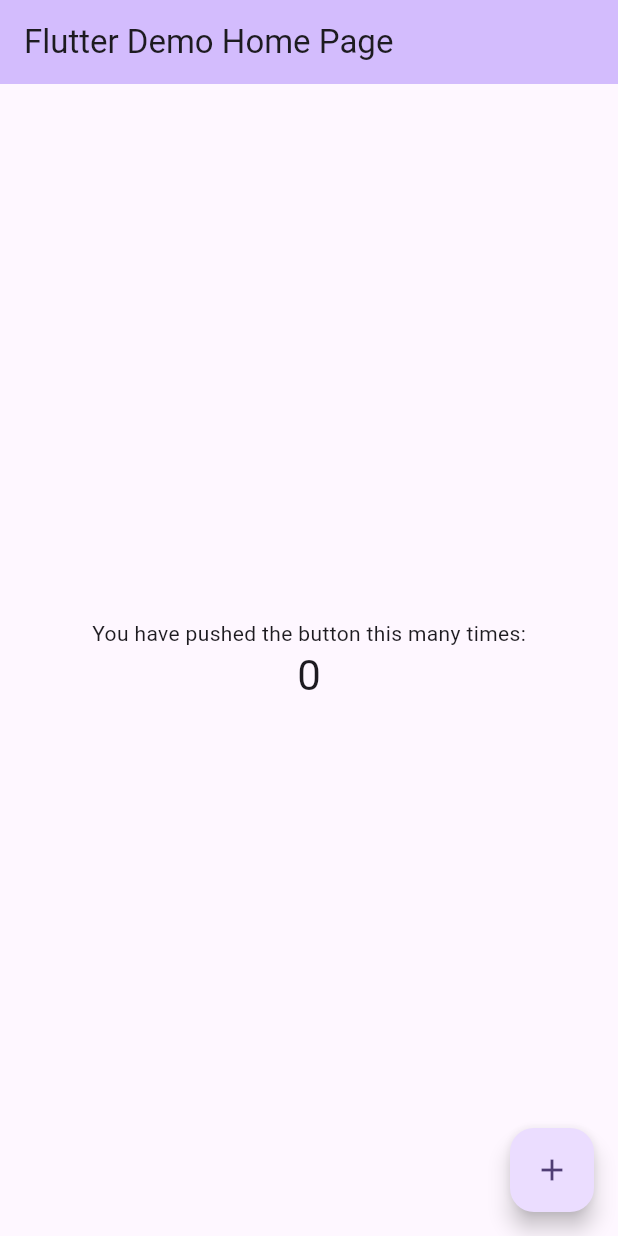
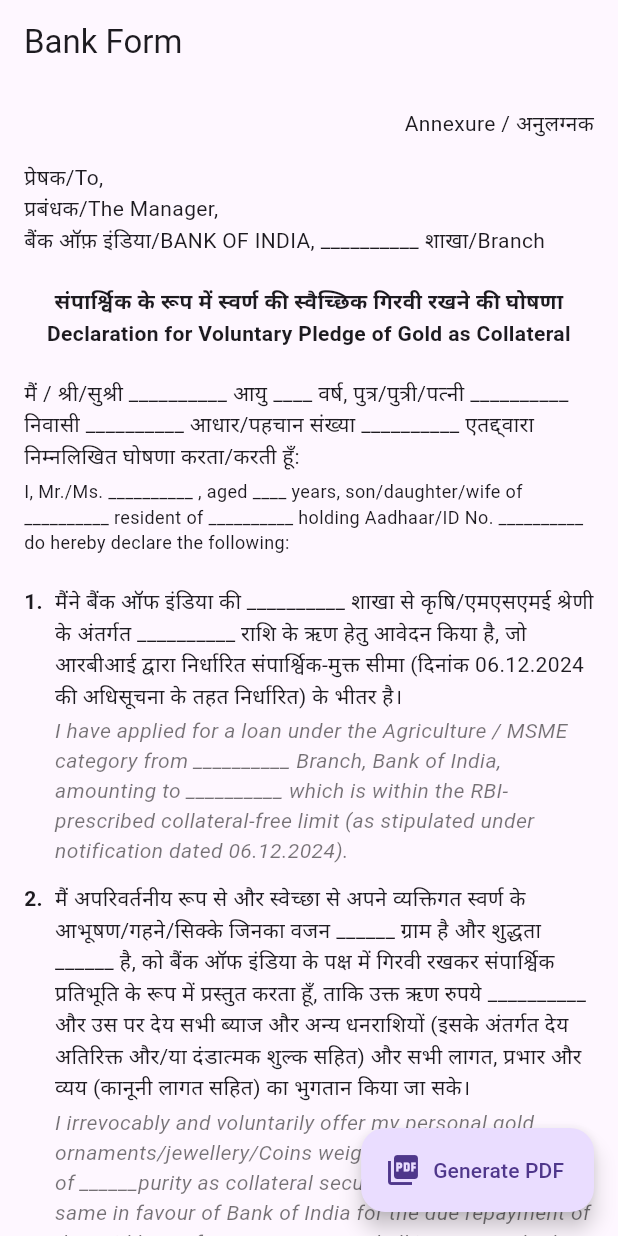
Before and after one commit to NandhaprabhuR/GL_TEXT, a Flutter app: the screen it shows after launch, on a phone screen of 412 x 824 dp. Run offline on Flutter 3.47's test engine with Material 3 defaults, Android fonts, the phone set to English and light mode, and no system bars; our stand-ins replace open_filex, pdf.

Commit message:
a form with group of hindi and english text

```diff
--- a/lib/main.dart
+++ b/lib/main.dart
@@ -1,4 +1,5 @@
 import 'package:flutter/material.dart';
+import 'package:gl_text/screens/home_page.dart'; // Make sure this path matches your project name
 
 void main() {
   runApp(const MyApp());
@@ -7,116 +8,16 @@
 class MyApp extends StatelessWidget {
   const MyApp({super.key});
 
-  // This widget is the root of your application.
   @override
   Widget build(BuildContext context) {
     return MaterialApp(
-      title: 'Flutter Demo',
+      debugShowCheckedModeBanner: false,
+      title: 'PDF Generator',
       theme: ThemeData(
-        // This is the theme of your application.
-        //
-        // TRY THIS: Try running your application with "flutter run". You'll see
-        // the application has a purple toolbar. Then, without quitting the app,
-        // try changing the seedColor in the colorScheme below to Colors.green
-        // and then invoke "hot reload" (save your changes or press the "hot
-        // reload" button in a Flutter-supported IDE, or press "r" if you used
-        // the command line to start the app).
-        //
-        // Notice that the counter didn't reset back to zero; the application
-        // state is not lost during the reload. To reset the state, use hot
-        // restart instead.
-        //
-        // This works for code too, not just values: Most code changes can be
-        // tested with just a hot reload.
-        colorScheme: ColorScheme.fromSeed(seedColor: Colors.deepPurple),
+        primarySwatch: Colors.indigo,
+        visualDensity: VisualDensity.adaptivePlatformDensity,
       ),
-      home: const MyHomePage(title: 'Flutter Demo Home Page'),
+      home: const HomePage(),
     );
   }
 }
-
-class MyHomePage extends StatefulWidget {
-  const MyHomePage({super.key, required this.title});
-
-  // This widget is the home page of your application. It is stateful, meaning
-  // that it has a State object (defined below) that contains fields that affect
-  // how it looks.
-
-  // This class is the configuration for the state. It holds the values (in this
-  // case the title) provided by the parent (in this case the App widget) and
-  // used by the build method of the State. Fields in a Widget subclass are
-  // always marked "final".
-
-  final String title;
-
-  @override
-  State<MyHomePage> createState() => _MyHomePageState();
-}
-
-class _MyHomePageState extends State<MyHomePage> {
-  int _counter = 0;
-
-  void _incrementCounter() {
-    setState(() {
-      // This call to setState tells the Flutter framework that something has
-      // changed in this State, which causes it to rerun the build method below
-      // so that the display can reflect the updated values. If we changed
-      // _counter without calling setState(), then the build method would not be
-      // called again, and so nothing would appear to happen.
-      _counter++;
-    });
-  }
-
-  @override
-  Widget build(BuildContext context) {
-    // This method is rerun every time setState is called, for instance as done
-    // by the _incrementCounter method above.
-    //
-    // The Flutter framework has been optimized to make rerunning build methods
-    // fast, so that you can just rebuild anything that needs updating rather
-    // than having to individually change instances of widgets.
-    return Scaffold(
-      appBar: AppBar(
-        // TRY THIS: Try changing the color here to a specific color (to
-        // Colors.amber, perhaps?) and trigger a hot reload to see the AppBar
-        // change color while the other colors stay the same.
-        backgroundColor: Theme.of(context).colorScheme.inversePrimary,
-        // Here we take the value from the MyHomePage object that was created by
-        // the App.build method, and use it to set our appbar title.
-        title: Text(widget.title),
-      ),
-      body: Center(
-        // Center is a layout widget. It takes a single child and positions it
-        // in the middle of the parent.
-        child: Column(
-          // Column is also a layout widget. It takes a list of children and
-          // arranges them vertically. By default, it sizes itself to fit its
-          // children horizontally, and tries to be as tall as its parent.
-          //
-          // Column has various properties to control how it sizes itself and
-          // how it positions its children. Here we use mainAxisAlignment to
-          // center the children vertically; the main axis here is the vertical
-          // axis because Columns are vertical (the cross axis would be
-          // horizontal).
-          //
-          // TRY THIS: Invoke "debug painting" (choose the "Toggle Debug Paint"
-          // action in the IDE, or press "p" in the console), to see the
-          // wireframe for each widget.
-          mainAxisAlignment: MainAxisAlignment.center,
-          children: <Widget>[
-            const Text('You have pushed the button this many times:'),
-            Text(
-              '$_counter',
-              style: Theme.of(context).textTheme.headlineMedium,
-            ),
-          ],
-        ),
-      ),
-      floatingActionButton: FloatingActionButton(
-        onPressed: _incrementCounter,
-        tooltip: 'Increment',
-        child: const Icon(Icons.add),
-      ), // This trailing comma makes auto-formatting nicer for build methods.
-    );
-  }
-}
--- /dev/null
+++ b/lib/screens/form_content_widget.dart
@@ -0,0 +1,126 @@
+// lib/form_content_widget.dart
+import 'package:flutter/material.dart';
+
+class FormContentWidget extends StatelessWidget {
+  const FormContentWidget({super.key});
+
+  @override
+  Widget build(BuildContext context) {
+    const double p = 12;
+    const double indent = 16;
+
+    // Helper for underlined blank spaces
+    Widget blankSpace(double width) {
+      return Container(
+        width: width,
+        decoration: const BoxDecoration(
+          border: Border(bottom: BorderSide(color: Colors.black)),
+        ),
+      );
+    }
+
+    return Padding(
+      padding: const EdgeInsets.all(16.0),
+      child: Column(
+        crossAxisAlignment: CrossAxisAlignment.start,
+        children: [
+          const Align(
+            alignment: Alignment.centerRight,
+            child: Text('Annexure / अनुलग्नक'),
+          ),
+          const SizedBox(height: 15),
+          const Text('प्रेषक/To,\nप्रबंधक/The Manager,\nबैंक ऑफ़ इंडिया/BANK OF INDIA, __________ शाखा/Branch'),
+          const SizedBox(height: 20),
+          const Center(
+            child: Column(
+              children: [
+                Text('संपार्श्विक के रूप में स्वर्ण की स्वैच्छिक गिरवी रखने की घोषणा', style: TextStyle(fontWeight: FontWeight.bold), textAlign: TextAlign.center),
+                Text('Declaration for Voluntary Pledge of Gold as Collateral', style: TextStyle(fontWeight: FontWeight.bold), textAlign: TextAlign.center),
+              ],
+            ),
+          ),
+          const SizedBox(height: 20),
+          // --- Full Personal Details Section ---
+          const Text('मैं / श्री/सुश्री __________ आयु ____ वर्ष, पुत्र/पुत्री/पत्नी __________ निवासी __________ आधार/पहचान संख्या __________ एतद्द्वारा निम्नलिखित घोषणा करता/करती हूँ:'),
+          const SizedBox(height: 4),
+          const Text('I, Mr./Ms. __________ , aged ____ years, son/daughter/wife of __________ resident of __________ holding Aadhaar/ID No. __________ do hereby declare the following:', style: TextStyle(fontSize: p)),
+          const SizedBox(height: 15),
+
+          // --- All points with full, unabbreviated text ---
+          _buildPoint('1.',
+              'मैंने बैंक ऑफ इंडिया की __________ शाखा से कृषि/एमएसएमई श्रेणी के अंतर्गत __________ राशि के ऋण हेतु आवेदन किया है, जो आरबीआई द्वारा निर्धारित संपार्श्विक-मुक्त सीमा (दिनांक 06.12.2024 की अधिसूचना के तहत निर्धारित) के भीतर है।',
+              'I have applied for a loan under the Agriculture / MSME category from __________ Branch, Bank of India, amounting to __________ which is within the RBI-prescribed collateral-free limit (as stipulated under notification dated 06.12.2024).'),
+          _buildPoint('2.',
+              'मैं अपरिवर्तनीय रूप से और स्वेच्छा से अपने व्यक्तिगत स्वर्ण के आभूषण/गहने/सिक्के जिनका वजन ______ ग्राम है और शुद्धता ______ है, को बैंक ऑफ इंडिया के पक्ष में गिरवी रखकर संपार्श्विक प्रतिभूति के रूप में प्रस्तुत करता हूँ, ताकि उक्त ऋण रुपये __________ और उस पर देय सभी ब्याज और अन्य धनराशियों (इसके अंतर्गत देय अतिरिक्त और/या दंडात्मक शुल्क सहित) और सभी लागत, प्रभार और व्यय (कानूनी लागत सहित) का भुगतान किया जा सके।',
+              'I irrevocably and voluntarily offer my personal gold ornaments/jewellery/Coins weighing ______ grams and of ______purity as collateral security by pledging the same in favour of Bank of India for the due repayment of the said loan of Rs. __________ and all interest and other monies due and payable thereon (including additional and/or penal charges payable thereunder) and also all costs, charges and expenses (including legal costs).'),
+          _buildPoint('3.',
+              'मैं समझता/समझती हूँ कि आरबीआई के स्पष्टीकरण (परिपत्र संख्या एफआईडीडी.सीओ.एफएसडी.बीसी. संख्या 08/05.05.010/2025-26 दिनांक 11 जुलाई, 2025) के अनुसार, स्वर्ण के आभूषण/गहने/सिक्के की ऐसी स्वैच्छिक गिरवी रखने को दिनांक 06.12.2024 की अधिसूचना के तहत जारी आरबीआई दिशानिर्देशों का उल्लंघन नहीं माना जाएगा।',
+              'I understand that, as per RBIs clarification (Circular No. FIDD. CO. FSD. BC. No. 08/05.05.010 /2025-26 dated July 11, 2025), such voluntary pledge of gold ornaments / jewellery/coins will not be construed as violation of the RBI guidelines issued under notification dated 06.12.2024.'),
+          _buildPoint('4.',
+              'मैं एतद्द्वारा घोषणा और पुष्टि करता/करती हूँ कि:',
+              'I hereby declare and confirm that:'),
+          // Sub-points for question 4
+          _buildSubPoint('➢', 'मैं गिरवी रखे गए स्वर्ण के आभूषणों/गहनों/सिक्कों का वैध स्वामी हूँ एवं उपर्युक्त स्वर्ण पर कोई भार नहीं लगाया गया है एवं कि यह गिरवी मेरे द्वारा स्वेच्छा से, बैंक से किसी भी प्रकार के दबाव, जबरदस्ती या बाध्यता के बिना अपने ऋण को सुरक्षित करने हेतु की गई है...'),
+          _buildSubPoint('➢', 'I am the lawful owner of the gold ornaments/jewellery/Coins being pledged and no charge has been created against the aforesaid gold ornaments/jewellery /coins elsewhere and that the pledge is made by me voluntarily, without any pressure, coercion or compulsion from the bank for securing the due repayment of the aforesaid loan of Rs. __________ ...'),
+
+          _buildPoint('5.',
+              'मुझे ऋण और गिरवी की निबंधन एवं शर्तों की जानकारी है और मैं उनका पालन करने के लिए सहमत हूँ।',
+              'I am aware of the terms and conditions of the loan and the pledge, and I agree to abide by them.'),
+          _buildPoint('6.',
+              'संपार्श्विक के रूप में प्रस्तुत किए गए स्वर्ण के आभूषण/गहने/सिक्कों का विवरण मेरे ऋण आवेदन दिनांक __________ में दिए गए के अनुसार है।',
+              'Details of gold ornaments/jewellery/Coins offered as Collateral are as stated in my loan application dated __________.'),
+          const SizedBox(height: 40),
+          const Align(
+            alignment: Alignment.bottomRight,
+            child: Column(
+              crossAxisAlignment: CrossAxisAlignment.start,
+              children: [
+                Text('उधारकर्ता के हस्ताक्षर/Signature of the Borrower:'),
+                SizedBox(height: 25),
+                Text('नाम/Name:'),
+              ],
+            ),
+          ),
+          const SizedBox(height: 50), // Extra space to prevent button overlap
+        ],
+      ),
+    );
+  }
+
+  /// Helper method to build a main point with Hindi and English text.
+  Widget _buildPoint(String number, String hindiText, String englishText) {
+    return Padding(
+      padding: const EdgeInsets.symmetric(vertical: 6.0),
+      child: Row(
+        crossAxisAlignment: CrossAxisAlignment.start,
+        children: [
+          Text(number, style: const TextStyle(fontWeight: FontWeight.bold)),
+          const SizedBox(width: 8),
+          Expanded(child: Column(
+            crossAxisAlignment: CrossAxisAlignment.start,
+            children: [
+              Text(hindiText),
+              const SizedBox(height: 2),
+              Text(englishText, style: const TextStyle(fontStyle: FontStyle.italic, color: Colors.black54)),
+            ],
+          )),
+        ],
+      ),
+    );
+  }
+
+  /// Helper method for the indented sub-points in question 4.
+  Widget _buildSubPoint(String symbol, String text) {
+    return Padding(
+      padding: const EdgeInsets.only(left: 16.0, top: 4.0, bottom: 4.0),
+      child: Row(
+        crossAxisAlignment: CrossAxisAlignment.start,
+        children: [
+          Text(symbol),
+          const SizedBox(width: 8),
+          Expanded(child: Text(text)),
+        ],
+      ),
+    );
+  }
+}
--- /dev/null
+++ b/lib/screens/home_page.dart
@@ -0,0 +1,26 @@
+import 'package:flutter/material.dart';
+
+import 'package:gl_text/screens/pdf_service.dart';
+
+import 'form_content_widget.dart'; // Make sure this path is correct
+
+class HomePage extends StatelessWidget {
+  const HomePage({super.key});
+
+  @override
+  Widget build(BuildContext context) {
+    return Scaffold(
+      appBar: AppBar(
+        title: const Text('Bank Form'),
+      ),
+      body: const SingleChildScrollView(
+        child: FormContentWidget(),
+      ),
+      floatingActionButton: FloatingActionButton.extended(
+        onPressed: () => PdfFormService.generateAndOpenFile(context),
+        icon: const Icon(Icons.picture_as_pdf),
+        label: const Text("Generate PDF"),
+      ),
+    );
+  }
+}
--- /dev/null
+++ b/lib/screens/pdf_service.dart
@@ -0,0 +1,90 @@
+import 'dart:io';
+import 'package:flutter/material.dart';
+import 'package:flutter/services.dart';
+import 'package:open_filex/open_filex.dart';
+import 'package:path_provider/path_provider.dart';
+import 'package:pdf/pdf.dart';
+import 'package:pdf/widgets.dart' as pw;
+
+class PdfFormService {
+  static get alphabetic => null;
+
+  static Future<void> generateAndOpenFile(BuildContext context) async {
+    showDialog(
+      context: context,
+      barrierDismissible: false,
+      builder: (context) => const Center(child: CircularProgressIndicator()),
+    );
+
+    final pdf = pw.Document();
+    final fontData = await rootBundle.load("assets/fonts/NotoSansDevanagari-Regular.ttf");
+    final ttf = pw.Font.ttf(fontData);
+    final hindiTheme = pw.ThemeData.withFont(base: ttf, bold: ttf);
+
+    pdf.addPage(
+      pw.Page(
+        pageFormat: PdfPageFormat.a4,
+        margin: const pw.EdgeInsets.all(36),
+        build: (pw.Context context) {
+          return pw.Column(
+            crossAxisAlignment: pw.CrossAxisAlignment.start,
+            children: [
+              _buildHeader(ttf),
+              _buildTitle(ttf),
+              _buildPersonalInfo(hindiTheme),
+              _buildPoint('1.', hindiTheme,
+                  ['मैंने बैंक ऑफ इंडिया की ',_buildTextField('branch_name_1', width: 80),' शाखा से कृषि/एमएसएमई श्रेणी के अंतर्गत ',_buildTextField('loan_amount_1', width: 80),' राशि के ऋण हेतु आवेदन किया है, जो आरबीआई द्वारा निर्धारित संपार्श्विक-मुक्त सीमा (दिनांक 06.12.2024 की अधिसूचना के तहत निर्धारित) के भीतर है।'],
+                  ['I have applied for a loan under the Agriculture / MSME category from Branch, Bank of India, amounting to ',_buildTextField('loan_amount_eng_1', width: 80),' which is within the RBI-prescribed collateral-free limit (as stipulated under notification dated 06.12.2024).']
+              ),
+              _buildPoint('2.', hindiTheme,
+                  ['मैं अपरिवर्तनीय रूप से और स्वेच्छा से अपने व्यक्तिगत स्वर्ण के आभूषण/गहने/सिक्के जिनका वजन ',_buildTextField('grams', width: 40),' ग्राम है और शुद्धता ',_buildTextField('purity', width: 40),' है...'],
+                  ['I irrevocably and voluntarily offer my personal gold ornaments/jewellery/Coins weighing ',_buildTextField('grams_eng', width: 40),' grams and of ',_buildTextField('purity_eng', width: 40),' purity...']
+              ),
+              _buildPoint('3.', hindiTheme,
+                  ['मैं समझता/समझती हूँ कि आरबीआई के स्पष्टीकरण (परिपत्र संख्या एफआईडीडी.सीओ.एफएसडी.बीसी. संख्या 08/05.05.010/2025-26 दिनांक 11 जुलाई, 2025) के अनुसार...'],
+                  ['I understand that, as per RBIs clarification (Circular No. FIDD. CO. FSD. BC. No. 08/05.05.010 /2025-26 dated July 11, 2025), such voluntary pledge...']
+              ),
+              _buildPoint('4.', hindiTheme,
+                  ['मैं एतद्द्वारा घोषणा, और पुष्टि करता/करती हूँ कि:'],
+                  ['I hereby declare and confirm that:'],
+                  subPoints: [_buildSubPoint('➢', hindiTheme, 'मैं गिरवी रखे गए स्वर्ण के आभूषणों/गहनों/सिक्कों का वैध स्वामी हूँ एवं उपर्युक्त स्वर्ण पर कोई भार नहीं लगाया गया है...', 'I am the lawful owner of the gold ornaments/jewellery/Coins being pledged...')]
+              ),
+              _buildPoint('5.', hindiTheme,
+                  ['मुझे ऋण और गिरवी की निबंधन एवं शर्तों की जानकारी है और मैं उनका पालन करने के लिए सहमत हूँ।'],
+                  ['I am aware of the terms and conditions of the loan and the pledge, and I agree to abide by them.']
+              ),
+              _buildPoint('6.', hindiTheme,
+                  ['संपार्श्विक के रूप में प्रस्तुत किए गए स्वर्ण के आभूषण/गहने/सिक्कों का विवरण मेरे ऋण आवेदन दिनांक ',_buildTextField('application_date', width: 70),' में दिए गए के अनुसार है।'],
+                  ['Details of gold ornaments/jewellery/Coins offered as Collateral are as stated in my loan application dated ',_buildTextField('application_date_eng', width: 70),'.']
+              ),
+              pw.Spacer(),
+              _buildSignature(ttf),
+            ],
+          );
+        },
+      ),
+    );
+
+    final output = await getTemporaryDirectory();
+    final file = File("${output.path}/bank_form_complete.pdf");
+    await file.writeAsBytes(await pdf.save());
+
+    Navigator.of(context, rootNavigator: true).pop();
+    await OpenFilex.open(file.path);
+  }
+
+  // PDF Helper Widgets (abbreviated for clarity, use full code from previous response)
+  static pw.Widget _buildHeader(pw.Font ttf) => pw.Container(/* ... */);
+  static pw.Widget _buildTitle(pw.Font ttf) => pw.Container(/* ... */);
+  static pw.Widget _buildPersonalInfo(pw.ThemeData hindiTheme) => pw.Container(/* ... */);
+  static pw.Widget _buildSignature(pw.Font ttf) => pw.Container(/* ... */);
+  static pw.Widget _buildTextField(String name, {double width = double.infinity}) => pw.SizedBox(width: width, height: 12, child: pw.TextField(name: name, textStyle: const pw.TextStyle(fontSize: 9)));
+  static pw.RichText _buildRichText(List<dynamic> content, pw.TextStyle style) => pw.RichText(text: pw.TextSpan(style: style, children: content.map((item) { if (item is String) return pw.TextSpan(text: item); if (item is pw.Widget) return pw.WidgetSpan(child: item, baseline: alphabetic); return const pw.TextSpan(); }).toList()));
+  static pw.Widget _buildCombinedLine({required pw.ThemeData hindiTheme, required List<dynamic> hindi, required List<dynamic> english}) => pw.Column(crossAxisAlignment: pw.CrossAxisAlignment.start, children: [ if (hindi.isNotEmpty) _buildRichText(hindi, pw.TextStyle.defaultStyle().copyWith(font: hindiTheme.font, fontSize: 9)), if (english.isNotEmpty) _buildRichText(english,  pw.TextStyle(fontStyle: pw.FontStyle.italic, fontSize: 8)), pw.SizedBox(height: 1), ]);
+  static pw.Widget _buildPoint(String number, pw.ThemeData hindiTheme, List<dynamic> hindiContent, List<dynamic> englishContent, {List<pw.Widget>? subPoints}) => pw.Padding(padding: const pw.EdgeInsets.only(bottom: 6.0), child: pw.Row(crossAxisAlignment: pw.CrossAxisAlignment.start, children: [ pw.Text(number, style: pw.TextStyle(fontWeight: pw.FontWeight.bold)), pw.SizedBox(width: 5), pw.Expanded(child: pw.Column(crossAxisAlignment: pw.CrossAxisAlignment.start, children: [ _buildRichText(hindiContent, pw.TextStyle.defaultStyle().copyWith(font: hindiTheme.font, fontSize: 9)), pw.SizedBox(height: 2), _buildRichText(englishContent,  pw.TextStyle(fontStyle: pw.FontStyle.italic, fontSize: 8)), if (subPoints != null) pw.Padding(padding: const pw.EdgeInsets.only(top: 4, left: 10), child: pw.Column(crossAxisAlignment: pw.CrossAxisAlignment.start, children: subPoints)), ])), ]));
+  static pw.Widget _buildSubPoint(String symbol, pw.ThemeData hindiTheme, String hindi, String english) => pw.Row(crossAxisAlignment: pw.CrossAxisAlignment.start, children: [ pw.Text(symbol), pw.SizedBox(width: 5), pw.Expanded(child: pw.Column(crossAxisAlignment: pw.CrossAxisAlignment.start, children: [ pw.Text(hindi, style: pw.TextStyle.defaultStyle().copyWith(font: hindiTheme.font, fontSize: 9)), pw.SizedBox(height: 2), pw.Text(english, style: pw.TextStyle(fontStyle: pw.FontStyle.italic, fontSize: 8)), ])), ]);
+}
+
+extension on pw.ThemeData {
+  get font => null;
+}
```
Also changed, not shown: pubspec.yaml (+16 -69 lines), assets/fonts/NotoSansDevanagari-Regular.ttf (added), 1 other file.
